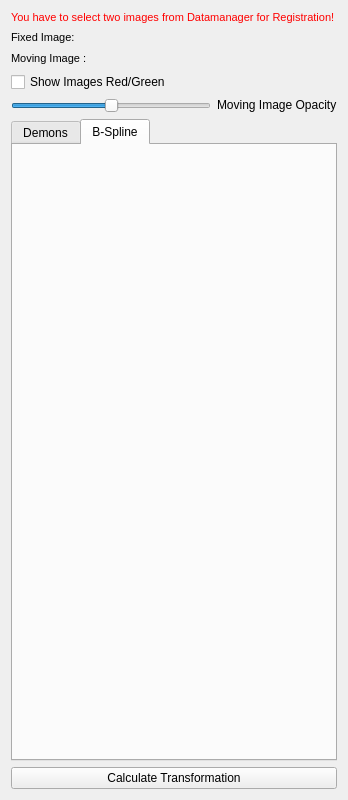
Old version of the form Modules/Bundles/org.mitk.gui.qt.deformableregistration/src/internal/QmitkDeformableRegistrationViewControls.ui in the repository MITK/MITK.
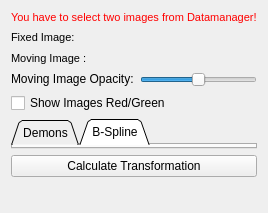
New version of the form. The open tabs and pages were chosen to show the change. Custom widgets are drawn as their Qt base class.

Commit message: FIX (#2731): Changed layout for a better usability.

```diff
--- a/Modules/Bundles/org.mitk.gui.qt.deformableregistration/src/internal/QmitkDeformableRegistrationViewControls.ui
+++ b/Modules/Bundles/org.mitk.gui.qt.deformableregistration/src/internal/QmitkDeformableRegistrationViewControls.ui
@@ -6,8 +6,8 @@
    <rect>
     <x>0</x>
     <y>0</y>
-    <width>348</width>
-    <height>800</height>
+    <width>260</width>
+    <height>213</height>
    </rect>
   </property>
   <property name="sizePolicy">
@@ -18,8 +18,8 @@
   </property>
   <property name="minimumSize">
    <size>
-    <width>348</width>
-    <height>800</height>
+    <width>0</width>
+    <height>0</height>
    </size>
   </property>
   <property name="windowTitle">
@@ -125,7 +125,7 @@
       </font>
      </property>
      <property name="text">
-      <string>You have to select two images from Datamanager for Registration!</string>
+      <string>You have to select two images from Datamanager!</string>
      </property>
     </widget>
    </item>
@@ -187,21 +187,24 @@
      </item>
     </layout>
    </item>
-   <item>
-    <widget class="QCheckBox" name="m_ShowRedGreenValues">
-     <property name="sizePolicy">
-      <sizepolicy hsizetype="Preferred" vsizetype="Fixed">
-       <horstretch>0</horstretch>
-       <verstretch>0</verstretch>
-      </sizepolicy>
-     </property>
-     <property name="text">
-      <string>Show Images Red/Green</string>
-     </property>
-    </widget>
-   </item>
    <item>
     <layout class="QHBoxLayout">
+     <item>
+      <widget class="QLabel" name="m_OpacityLabel">
+       <property name="sizePolicy">
+        <sizepolicy hsizetype="Preferred" vsizetype="Fixed">
+         <horstretch>0</horstretch>
+         <verstretch>0</verstretch>
+        </sizepolicy>
+       </property>
+       <property name="text">
+        <string>Moving Image Opacity:</string>
+       </property>
+       <property name="wordWrap">
+        <bool>false</bool>
+       </property>
+      </widget>
+     </item>
      <item>
       <widget class="QSlider" name="m_OpacitySlider">
        <property name="sizePolicy">
@@ -221,24 +224,21 @@
        </property>
       </widget>
      </item>
-     <item>
-      <widget class="QLabel" name="m_OpacityLabel">
-       <property name="sizePolicy">
-        <sizepolicy hsizetype="Preferred" vsizetype="Fixed">
-         <horstretch>0</horstretch>
-         <verstretch>0</verstretch>
-        </sizepolicy>
-       </property>
-       <property name="text">
-        <string>Moving Image Opacity</string>
-       </property>
-       <property name="wordWrap">
-        <bool>false</bool>
-       </property>
-      </widget>
-     </item>
     </layout>
    </item>
+   <item>
+    <widget class="QCheckBox" name="m_ShowRedGreenValues">
+     <property name="sizePolicy">
+      <sizepolicy hsizetype="Preferred" vsizetype="Fixed">
+       <horstretch>0</horstretch>
+       <verstretch>0</verstretch>
+      </sizepolicy>
+     </property>
+     <property name="text">
+      <string>Show Images Red/Green</string>
+     </property>
+    </widget>
+   </item>
    <item>
     <widget class="QTabWidget" name="m_DeformableTransform">
      <property name="sizePolicy">
@@ -247,10 +247,19 @@
        <verstretch>0</verstretch>
       </sizepolicy>
      </property>
+     <property name="tabPosition">
+      <enum>QTabWidget::North</enum>
+     </property>
+     <property name="tabShape">
+      <enum>QTabWidget::Triangular</enum>
+     </property>
      <property name="currentIndex">
       <number>0</number>
      </property>
-     <widget class="QWidget" name="tab">
+     <property name="elideMode">
+      <enum>Qt::ElideNone</enum>
+     </property>
+     <widget class="QWidget" name="Demons">
       <attribute name="title">
        <string>Demons</string>
       </attribute>
@@ -274,10 +283,16 @@
         <rect>
          <x>30</x>
          <y>20</y>
-         <width>251</width>
-         <height>151</height>
+         <width>271</width>
+         <height>291</height>
         </rect>
        </property>
+       <property name="sizePolicy">
+        <sizepolicy hsizetype="Ignored" vsizetype="Ignored">
+         <horstretch>0</horstretch>
+         <verstretch>0</verstretch>
+        </sizepolicy>
+       </property>
       </widget>
      </widget>
     </widget>
@@ -307,6 +322,22 @@
      </property>
     </widget>
    </item>
+   <item>
+    <spacer name="verticalSpacer">
+     <property name="orientation">
+      <enum>Qt::Vertical</enum>
+     </property>
+     <property name="sizeType">
+      <enum>QSizePolicy::MinimumExpanding</enum>
+     </property>
+     <property name="sizeHint" stdset="0">
+      <size>
+       <width>20</width>
+       <height>1</height>
+      </size>
+     </property>
+    </spacer>
+   </item>
   </layout>
  </widget>
  <layoutdefault spacing="6" margin="11"/>
```
Left out of the diff: 8 changed lines with no effect on the pictures. The commit also changes 4 other files.
